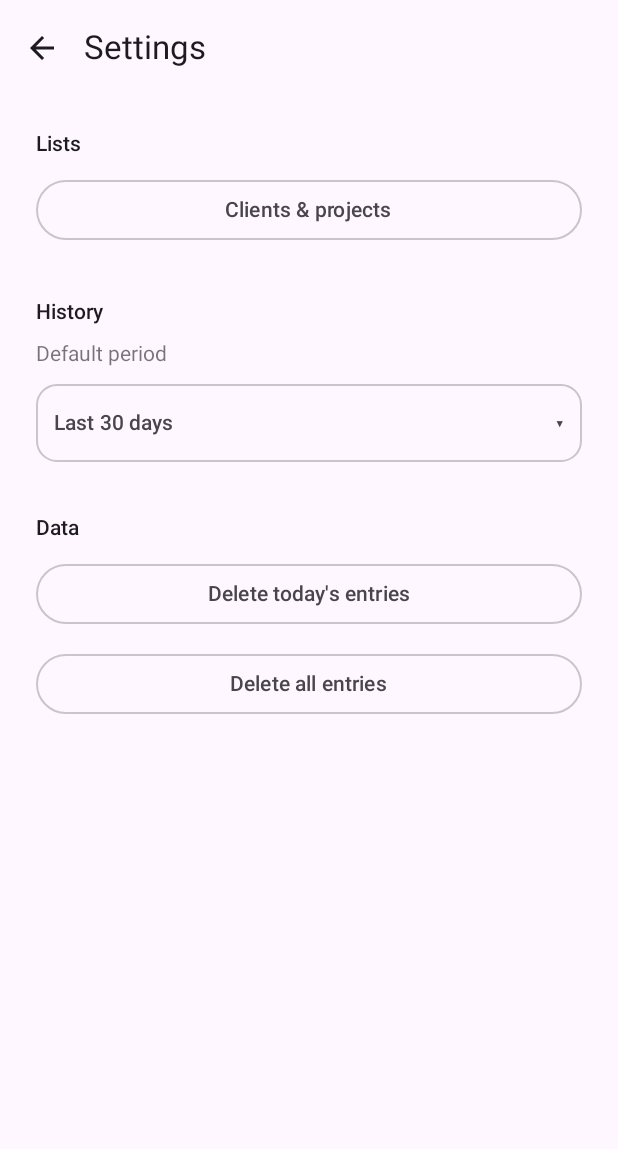
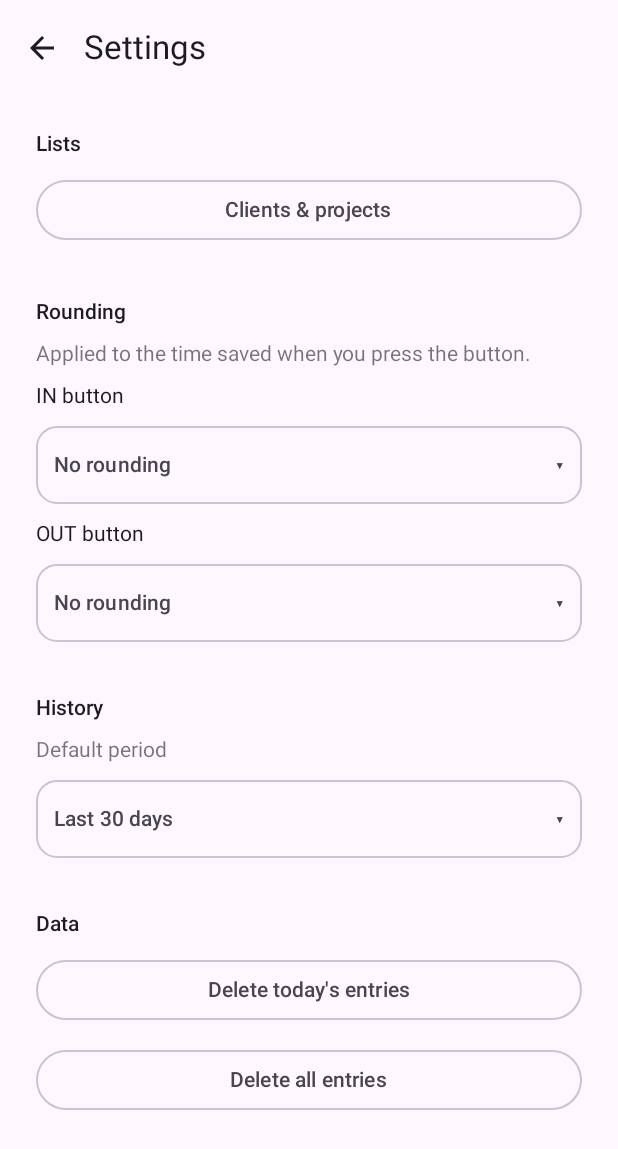
Before and after one commit to mircopergreffi/worktracker, an Android app built with Jetpack Compose: the composable SettingsScreen shown on its own in the app's theme, on a phone screen of 412 x 824 dp. Shown: the top 1149 px of the screen. Run offline under Robolectric (Android 15) with nearby library versions, the phone set to English and light mode, and no system bars.

Commit message:
Added the possibility to round the time

```diff
--- a/app/src/main/java/com/example/workhours/ui/Components.kt
+++ b/app/src/main/java/com/example/workhours/ui/Components.kt
@@ -17,6 +17,7 @@ import androidx.compose.ui.text.style.TextOverflow
 import androidx.compose.ui.unit.Dp
 import androidx.compose.ui.unit.dp
 import com.example.workhours.HistoryPeriod
+import com.example.workhours.TimeRounding
 
 /** Colors a client can be given (ARGB ints). */
 val Palette: List<Int> = listOf(
@@ -172,3 +173,25 @@ fun PeriodSelector(value: HistoryPeriod, onChange: (HistoryPeriod) -> Unit, modi
         }
     }
 }
+
+/** Dropdown to choose how a button press time is rounded. */
+@Composable
+fun RoundingSelector(value: TimeRounding, onChange: (TimeRounding) -> Unit, modifier: Modifier = Modifier) {
+    var open by remember { mutableStateOf(false) }
+    Box(modifier) {
+        OutlinedButton(
+            onClick = { open = true },
+            modifier = Modifier.fillMaxWidth().height(52.dp),
+            shape = RoundedCornerShape(14.dp),
+            contentPadding = PaddingValues(horizontal = 12.dp)
+        ) {
+            Text(value.label, Modifier.weight(1f), maxLines = 1, overflow = TextOverflow.Ellipsis, textAlign = TextAlign.Start)
+            Text("▾")
+        }
+        DropdownMenu(expanded = open, onDismissRequest = { open = false }) {
+            TimeRounding.entries.forEach { r ->
+                DropdownMenuItem(text = { Text(r.label) }, onClick = { open = false; onChange(r) })
+            }
+        }
+    }
+}
--- a/app/src/main/java/com/example/workhours/ui/Screens.kt
+++ b/app/src/main/java/com/example/workhours/ui/Screens.kt
@@ -7,6 +7,8 @@ import androidx.activity.result.contract.ActivityResultContracts
 import androidx.compose.foundation.background
 import androidx.compose.foundation.clickable
 import androidx.compose.foundation.layout.*
+import androidx.compose.foundation.rememberScrollState
+import androidx.compose.foundation.verticalScroll
 import androidx.compose.foundation.lazy.LazyColumn
 import androidx.compose.foundation.lazy.items
 import androidx.compose.foundation.shape.RoundedCornerShape
@@ -210,6 +212,8 @@ fun MainScreen(vm: MainViewModel, isDark: Boolean, onSettings: () -> Unit, onHis
 fun SettingsScreen(vm: MainViewModel, onBack: () -> Unit, onManage: () -> Unit) {
     var confirm by remember { mutableStateOf<String?>(null) }
     val defaultPeriod by vm.defaultPeriod.collectAsStateWithLifecycle()
+    val roundIn by vm.roundIn.collectAsStateWithLifecycle()
+    val roundOut by vm.roundOut.collectAsStateWithLifecycle()
 
     Scaffold(
         containerColor = MaterialTheme.colorScheme.background,
@@ -225,9 +229,23 @@ fun SettingsScreen(vm: MainViewModel, onBack: () -> Unit, onManage: () -> Unit)
             )
         }
     ) { padding ->
-        Column(Modifier.padding(padding).padding(24.dp), verticalArrangement = Arrangement.spacedBy(12.dp)) {
+        Column(
+            Modifier.padding(padding).verticalScroll(rememberScrollState()).padding(24.dp),
+            verticalArrangement = Arrangement.spacedBy(12.dp)
+        ) {
             Text("Lists", fontWeight = FontWeight.Medium)
             OutlinedButton(onClick = onManage, Modifier.fillMaxWidth()) { Text("Clients & projects") }
+            Spacer(Modifier.height(12.dp))
+            Text("Rounding", fontWeight = FontWeight.Medium)
+            Text(
+                "Applied to the time saved when you press the button.",
+                color = MaterialTheme.colorScheme.onSurface.copy(alpha = 0.6f),
+                fontSize = 14.sp
+            )
+            Text("IN button", fontSize = 14.sp)
+            RoundingSelector(value = roundIn, onChange = vm::setRoundIn)
+            Text("OUT button", fontSize = 14.sp)
+            RoundingSelector(value = roundOut, onChange = vm::setRoundOut)
             Spacer(Modifier.height(12.dp))
             Text("History", fontWeight = FontWeight.Medium)
             Text(
```
Also changed, not shown: app/src/main/java/com/example/workhours/MainViewModel.kt (+32 -3 lines), app/src/main/java/com/example/workhours/TimeRounding.kt (added, +33 -0 lines).
